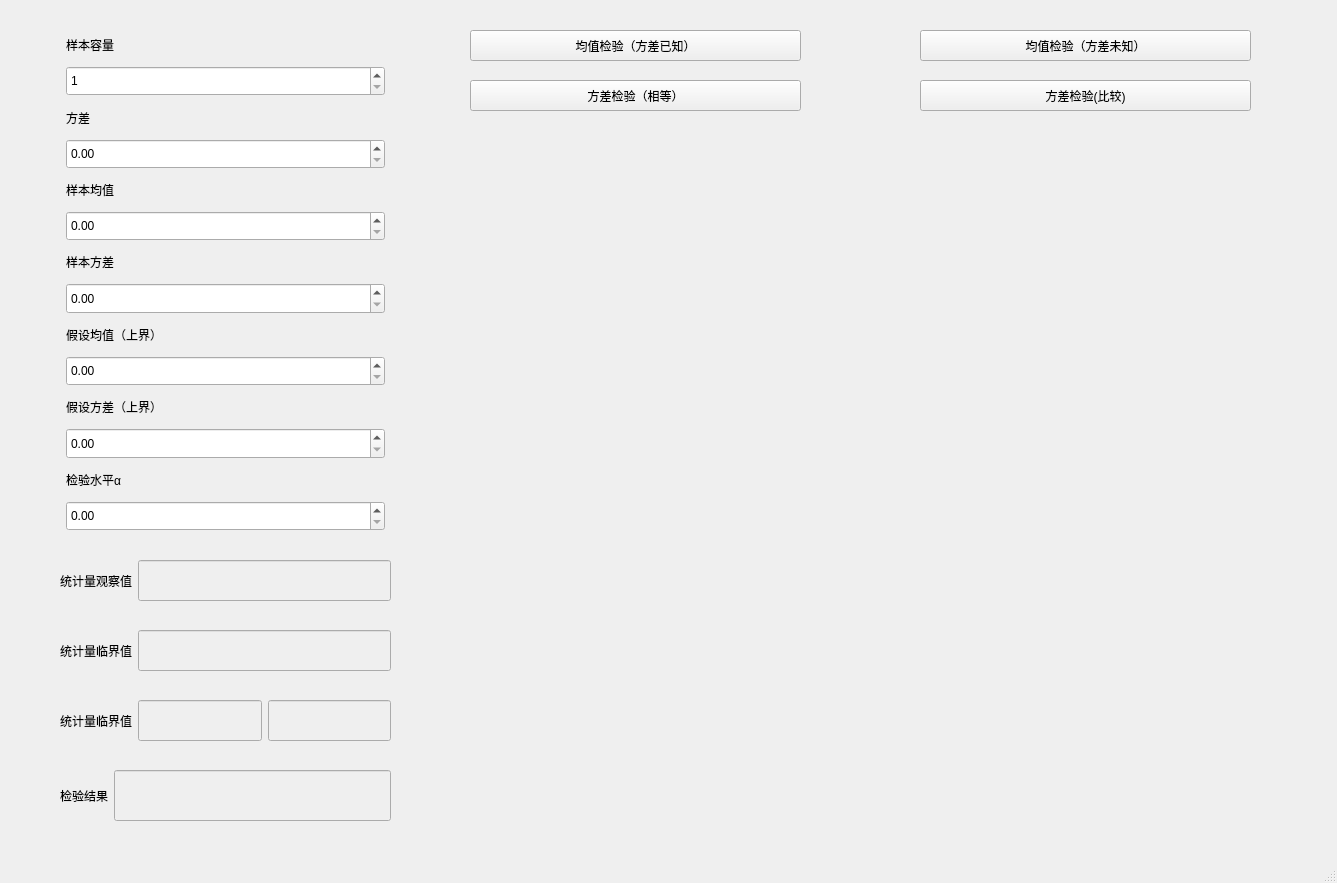
Before: the Qt Designer form canshujiashejianyan.ui in chenxindaaa/MathematicalStatistics, drawn with Qt 5.
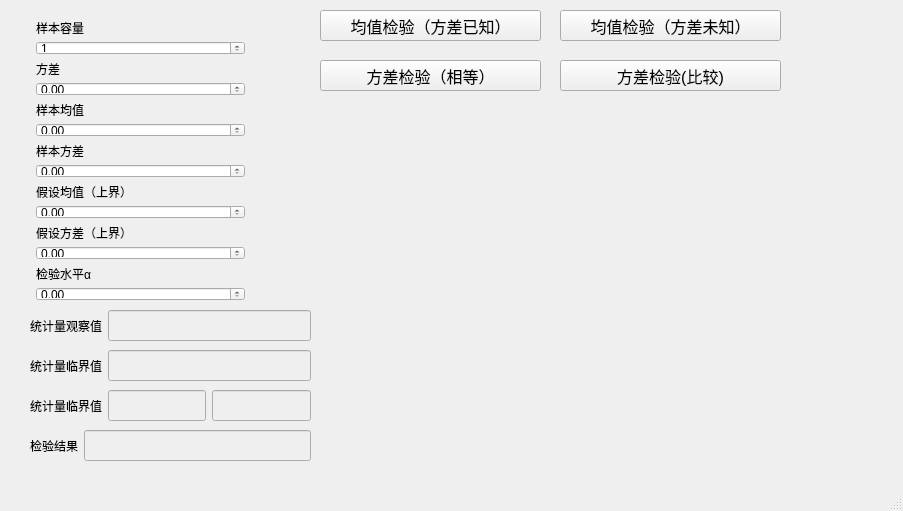
After: the same form once the commit is applied. Custom widgets are drawn as their Qt base class.

```diff
--- a/canshujiashejianyan.ui
+++ b/canshujiashejianyan.ui
@@ -6,8 +6,8 @@
    <rect>
     <x>0</x>
     <y>0</y>
-    <width>1337</width>
-    <height>883</height>
+    <width>903</width>
+    <height>511</height>
    </rect>
   </property>
   <property name="windowTitle">
@@ -17,12 +17,17 @@
    <widget class="QPushButton" name="pushButton">
     <property name="geometry">
      <rect>
-      <x>470</x>
-      <y>30</y>
-      <width>331</width>
+      <x>320</x>
+      <y>10</y>
+      <width>221</width>
       <height>31</height>
      </rect>
     </property>
+    <property name="font">
+     <font>
+      <pointsize>12</pointsize>
+     </font>
+    </property>
     <property name="text">
      <string>均值检验（方差已知）</string>
     </property>
@@ -30,20 +35,20 @@
    <widget class="Plot" name="widget" native="true">
     <property name="geometry">
      <rect>
-      <x>460</x>
-      <y>130</y>
-      <width>811</width>
-      <height>661</height>
+      <x>330</x>
+      <y>100</y>
+      <width>551</width>
+      <height>361</height>
      </rect>
     </property>
    </widget>
    <widget class="QWidget" name="layoutWidget">
     <property name="geometry">
      <rect>
-      <x>60</x>
-      <y>30</y>
-      <width>331</width>
-      <height>501</height>
+      <x>30</x>
+      <y>20</y>
+      <width>221</width>
+      <height>281</height>
      </rect>
     </property>
     <layout class="QVBoxLayout" name="verticalLayout">
@@ -246,10 +251,10 @@
    <widget class="QWidget" name="layoutWidget">
     <property name="geometry">
      <rect>
-      <x>60</x>
-      <y>770</y>
-      <width>331</width>
-      <height>51</height>
+      <x>30</x>
+      <y>430</y>
+      <width>281</width>
+      <height>31</height>
      </rect>
     </property>
     <layout class="QHBoxLayout" name="horizontalLayout">
@@ -278,10 +283,10 @@
    <widget class="QWidget" name="layoutWidget">
     <property name="geometry">
      <rect>
-      <x>60</x>
-      <y>630</y>
-      <width>331</width>
-      <height>41</height>
+      <x>30</x>
+      <y>350</y>
+      <width>281</width>
+      <height>31</height>
      </rect>
     </property>
     <layout class="QHBoxLayout" name="horizontalLayout_2">
@@ -319,10 +324,10 @@
    <widget class="QWidget" name="layoutWidget">
     <property name="geometry">
      <rect>
-      <x>60</x>
-      <y>560</y>
-      <width>331</width>
-      <height>41</height>
+      <x>30</x>
+      <y>310</y>
+      <width>281</width>
+      <height>31</height>
      </rect>
     </property>
     <layout class="QHBoxLayout" name="horizontalLayout_3">
@@ -354,12 +359,17 @@
    <widget class="QPushButton" name="pushButton_2">
     <property name="geometry">
      <rect>
-      <x>920</x>
-      <y>30</y>
-      <width>331</width>
+      <x>560</x>
+      <y>10</y>
+      <width>221</width>
       <height>31</height>
      </rect>
     </property>
+    <property name="font">
+     <font>
+      <pointsize>12</pointsize>
+     </font>
+    </property>
     <property name="text">
      <string>均值检验（方差未知）</string>
     </property>
@@ -367,10 +377,10 @@
    <widget class="QWidget" name="layoutWidget_2">
     <property name="geometry">
      <rect>
-      <x>60</x>
-      <y>700</y>
-      <width>331</width>
-      <height>41</height>
+      <x>30</x>
+      <y>390</y>
+      <width>281</width>
+      <height>31</height>
      </rect>
     </property>
     <layout class="QHBoxLayout" name="horizontalLayout_4">
@@ -424,12 +434,17 @@
    <widget class="QPushButton" name="pushButton_3">
     <property name="geometry">
      <rect>
-      <x>470</x>
-      <y>80</y>
-      <width>331</width>
+      <x>320</x>
+      <y>60</y>
+      <width>221</width>
       <height>31</height>
      </rect>
     </property>
+    <property name="font">
+     <font>
+      <pointsize>12</pointsize>
+     </font>
+    </property>
     <property name="text">
      <string>方差检验（相等）</string>
     </property>
@@ -437,12 +452,17 @@
    <widget class="QPushButton" name="pushButton_4">
     <property name="geometry">
      <rect>
-      <x>920</x>
-      <y>80</y>
-      <width>331</width>
+      <x>560</x>
+      <y>60</y>
+      <width>221</width>
       <height>31</height>
      </rect>
     </property>
+    <property name="font">
+     <font>
+      <pointsize>12</pointsize>
+     </font>
+    </property>
     <property name="text">
      <string>方差检验(比较)</string>
     </property>
```
Left out of the diff: 4 changed lines with no effect on the pictures.
